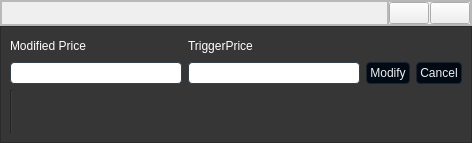
This is Resourses/UI/modifyMultiOrder.ui in yashnmehta1/Autotrader-Reborn as Qt 5 draws it before an edit. The edited form follows.
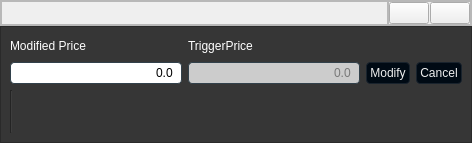
This is the edited form. Icons and pictures are not drawn.

Commit message: multi modify pending order

What changed in the file:
```diff
--- a/Resourses/UI/modifyMultiOrder.ui
+++ b/Resourses/UI/modifyMultiOrder.ui
@@ -265,10 +265,33 @@
       </property>
       <layout class="QGridLayout" name="gridLayout_2">
        <item row="1" column="1">
-        <widget class="QLineEdit" name="leModifiedPrice"/>
+        <widget class="QLineEdit" name="leModifiedPrice">
+         <property name="text">
+          <string>0.0</string>
+         </property>
+         <property name="alignment">
+          <set>Qt::AlignRight|Qt::AlignTrailing|Qt::AlignVCenter</set>
+         </property>
+         <property name="placeholderText">
+          <string>Modified price</string>
+         </property>
+        </widget>
        </item>
        <item row="1" column="2">
-        <widget class="QLineEdit" name="leModifiedTriggerPrice"/>
+        <widget class="QLineEdit" name="leModifiedTriggerPrice">
+         <property name="enabled">
+          <bool>false</bool>
+         </property>
+         <property name="text">
+          <string>0.0</string>
+         </property>
+         <property name="alignment">
+          <set>Qt::AlignRight|Qt::AlignTrailing|Qt::AlignVCenter</set>
+         </property>
+         <property name="placeholderText">
+          <string>Modified Trigger price</string>
+         </property>
+        </widget>
        </item>
        <item row="1" column="4">
         <widget class="QPushButton" name="pushButton_2">
```
The commit also changes 23 other files.
